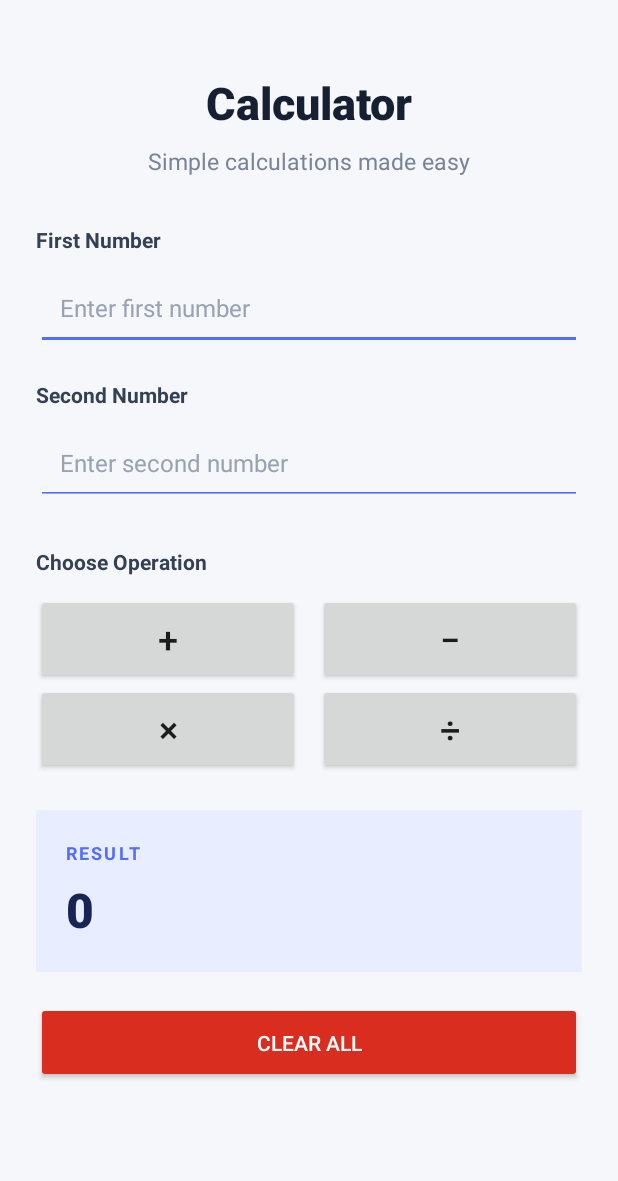
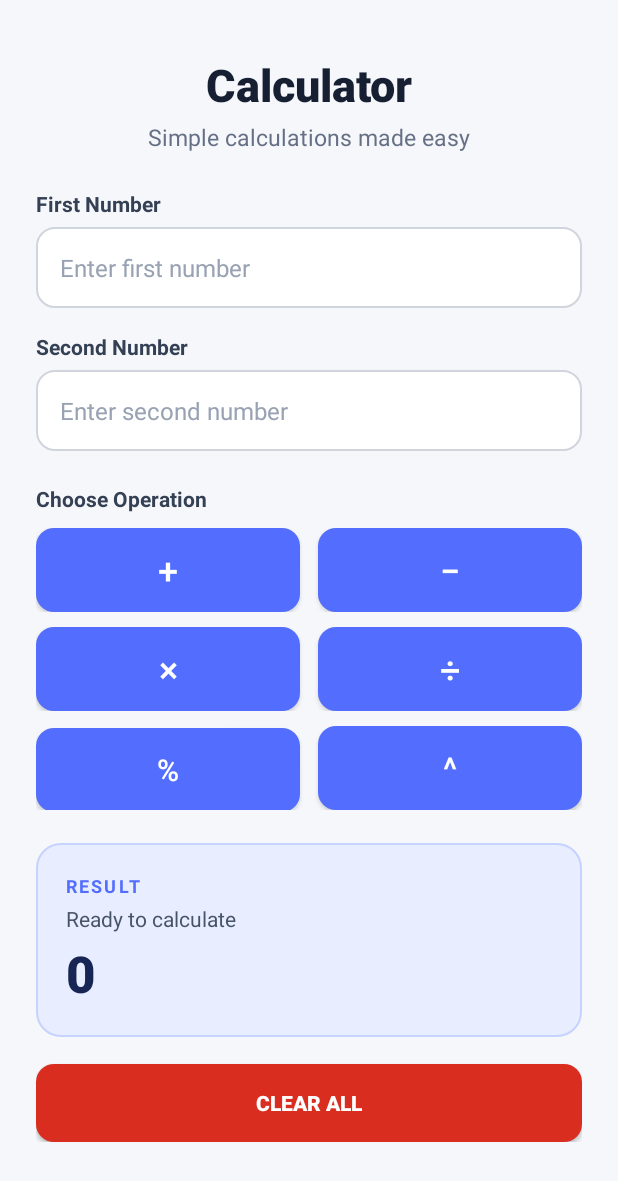
Before and after one commit to sequilhisona/Android-Calculator-App, an Android app: the screen it shows after launch (MainActivity), on a phone screen of 412 x 824 dp. Shown: the top 1181 px of the screen. Run offline under Robolectric (Android 15) with nearby library versions, the phone set to English and light mode, and no system bars.

Commit message:
Enhance UI styling, add equation preview, modulo (%) and power (^) operations

```diff
--- a/app/src/main/java/com/example/calculator/MainActivity.java
+++ b/app/src/main/java/com/example/calculator/MainActivity.java
@@ -8,63 +8,68 @@ import android.widget.TextView;
 import android.widget.Toast;
 
 /**
- * MainActivity handles user input, arithmetic operations (+, -, *, /),
- * input validation, and result display for the Calculator application.
+ * MainActivity handles user input, arithmetic operations (+, -, *, /, %, ^),
+ * equation preview, input validation, and result formatting.
  */
 public class MainActivity extends Activity {
 
-    // Input fields and result display TextView
     private EditText etNumber1;
     private EditText etNumber2;
+    private TextView tvEquation;
     private TextView tvResult;
 
     @Override
     protected void onCreate(Bundle savedInstanceState) {
         super.onCreate(savedInstanceState);
-        // Load the XML layout defined in res/layout/activity_main.xml
         setContentView(R.layout.activity_main);
 
-        // Bind XML views to Java objects using their respective IDs
         etNumber1 = findViewById(R.id.etNumber1);
         etNumber2 = findViewById(R.id.etNumber2);
+        tvEquation = findViewById(R.id.tvEquation);
         tvResult = findViewById(R.id.tvResult);
 
         Button btnAdd = findViewById(R.id.btnAdd);
         Button btnSubtract = findViewById(R.id.btnSubtract);
         Button btnMultiply = findViewById(R.id.btnMultiply);
         Button btnDivide = findViewById(R.id.btnDivide);
+        Button btnModulo = findViewById(R.id.btnModulo);
+        Button btnPower = findViewById(R.id.btnPower);
         Button btnClear = findViewById(R.id.btnClear);
 
-        // Attach click listeners for each arithmetic operation
-        btnAdd.setOnClickListener(v -> calculate('+'));
-        btnSubtract.setOnClickListener(v -> calculate('-'));
-        btnMultiply.setOnClickListener(v -> calculate('*'));
-        btnDivide.setOnClickListener(v -> calculate('/'));
+        btnAdd.setOnClickListener(v -> calculate("+", '+'));
+        btnSubtract.setOnClickListener(v -> calculate("−", '-'));
+        btnMultiply.setOnClickListener(v -> calculate("×", '*'));
+        btnDivide.setOnClickListener(v -> calculate("÷", '/'));
+        btnModulo.setOnClickListener(v -> calculate("%", '%'));
+        btnPower.setOnClickListener(v -> calculate("^", '^'));
 
-        // Reset all input fields and restore default result text
         btnClear.setOnClickListener(v -> {
             etNumber1.setText("");
             etNumber2.setText("");
+            tvEquation.setText("Ready to calculate");
             tvResult.setText("0");
         });
     }
 
-    /**
-     * Validates both numeric inputs, executes the selected arithmetic operation,
-     * and formats the output cleanly inside tvResult.
-     */
-    private void calculate(char operator) {
+    private void calculate(String symbol, char operator) {
         String input1 = etNumber1.getText().toString().trim();
         String input2 = etNumber2.getText().toString().trim();
 
-        // Prevent empty input crashes
         if (input1.isEmpty() || input2.isEmpty()) {
             Toast.makeText(this, "Please enter both numbers", Toast.LENGTH_SHORT).show();
             return;
         }
 
-        double num1 = Double.parseDouble(input1);
-        double num2 = Double.parseDouble(input2);
+        double num1;
+        double num2;
+        try {
+            num1 = Double.parseDouble(input1);
+            num2 = Double.parseDouble(input2);
+        } catch (NumberFormatException e) {
+            Toast.makeText(this, "Invalid number format", Toast.LENGTH_SHORT).show();
+            return;
+        }
+
         double result = 0;
 
         switch (operator) {
@@ -78,20 +83,37 @@ public class MainActivity extends Activity {
                 result = num1 * num2;
                 break;
             case '/':
-                // Handle division by zero safely
                 if (num2 == 0) {
+                    tvEquation.setText(formatNumber(num1) + " ÷ 0");
                     tvResult.setText("Cannot divide by 0");
                     return;
                 }
                 result = num1 / num2;
                 break;
+            case '%':
+                if (num2 == 0) {
+                    tvEquation.setText(formatNumber(num1) + " % 0");
+                    tvResult.setText("Cannot divide by 0");
+                    return;
+                }
+                result = num1 % num2;
+                break;
+            case '^':
+                result = Math.pow(num1, num2);
+                break;
         }
 
-        // Display whole numbers without trailing ".0"
-        if (result == (long) result) {
-            tvResult.setText(String.valueOf((long) result));
-        } else {
-            tvResult.setText(String.valueOf(result));
+        tvEquation.setText(formatNumber(num1) + " " + symbol + " " + formatNumber(num2) + " =");
+        tvResult.setText(formatNumber(result));
+    }
+
+    private String formatNumber(double value) {
+        if (Double.isInfinite(value) || Double.isNaN(value)) {
+            return "Error";
         }
+        if (value == (long) value) {
+            return String.valueOf((long) value);
+        }
+        return String.valueOf(value);
     }
 }
--- /dev/null
+++ b/app/src/main/res/drawable/bg_btn_clear.xml
@@ -0,0 +1,5 @@
+<?xml version="1.0" encoding="utf-8"?>
+<shape xmlns:android="http://schemas.android.com/apk/res/android" android:shape="rectangle">
+    <solid android:color="#D92D20" />
+    <corners android:radius="12dp" />
+</shape>
--- /dev/null
+++ b/app/src/main/res/drawable/bg_btn_op.xml
@@ -0,0 +1,5 @@
+<?xml version="1.0" encoding="utf-8"?>
+<shape xmlns:android="http://schemas.android.com/apk/res/android" android:shape="rectangle">
+    <solid android:color="#536DFE" />
+    <corners android:radius="12dp" />
+</shape>
--- /dev/null
+++ b/app/src/main/res/drawable/bg_input.xml
@@ -0,0 +1,6 @@
+<?xml version="1.0" encoding="utf-8"?>
+<shape xmlns:android="http://schemas.android.com/apk/res/android" android:shape="rectangle">
+    <solid android:color="#FFFFFF" />
+    <corners android:radius="12dp" />
+    <stroke android:width="1.5dp" android:color="#D0D5DD" />
+</shape>
--- /dev/null
+++ b/app/src/main/res/drawable/bg_result_card.xml
@@ -0,0 +1,6 @@
+<?xml version="1.0" encoding="utf-8"?>
+<shape xmlns:android="http://schemas.android.com/apk/res/android" android:shape="rectangle">
+    <solid android:color="#E8EDFF" />
+    <corners android:radius="16dp" />
+    <stroke android:width="1dp" android:color="#C7D2FE" />
+</shape>
--- a/app/src/main/res/layout/activity_main.xml
+++ b/app/src/main/res/layout/activity_main.xml
@@ -8,187 +8,247 @@
     <LinearLayout
         android:layout_width="match_parent"
         android:layout_height="wrap_content"
+        android:gravity="center_horizontal"
         android:orientation="vertical"
-        android:padding="24dp"
-        android:fontFamily="sans-serif">
+        android:padding="24dp">
+
+        <LinearLayout
+            android:layout_width="match_parent"
+            android:layout_height="wrap_content"
+            android:maxWidth="540dp"
+            android:orientation="vertical">
 
             <!-- Title -->
             <TextView
                 android:layout_width="match_parent"
                 android:layout_height="wrap_content"
-            android:text="Calculator"
-            android:textSize="30sp"
-            android:textStyle="bold"
-            android:textColor="#172033"
+                android:layout_marginTop="12dp"
+                android:layout_marginBottom="4dp"
                 android:fontFamily="sans-serif-medium"
                 android:gravity="center"
-            android:layout_marginTop="24dp"
-            android:layout_marginBottom="8dp" />
+                android:text="Calculator"
+                android:textColor="#172033"
+                android:textSize="30sp"
+                android:textStyle="bold" />
 
             <TextView
                 android:layout_width="match_parent"
                 android:layout_height="wrap_content"
+                android:layout_marginBottom="24dp"
+                android:gravity="center"
                 android:text="Simple calculations made easy"
-            android:textSize="15sp"
-            android:textColor="#788397"
-            android:gravity="center"
-            android:layout_marginBottom="32dp" />
+                android:textColor="#667085"
+                android:textSize="15sp" />
 
-        <!-- First number -->
+            <!-- First Number -->
             <TextView
                 android:layout_width="match_parent"
                 android:layout_height="wrap_content"
+                android:layout_marginBottom="6dp"
                 android:text="First Number"
+                android:textColor="#344054"
                 android:textSize="14sp"
-            android:textStyle="bold"
-            android:textColor="#344054"
-            android:layout_marginBottom="8dp" />
+                android:textStyle="bold" />
 
             <EditText
                 android:id="@+id/etNumber1"
                 android:layout_width="match_parent"
-            android:layout_height="56dp"
+                android:layout_height="54dp"
+                android:background="@drawable/bg_input"
+                android:fontFamily="sans-serif"
                 android:hint="Enter first number"
                 android:inputType="numberDecimal|numberSigned"
-            android:singleLine="true"
                 android:paddingLeft="16dp"
                 android:paddingRight="16dp"
-            android:textSize="16sp"
-            android:fontFamily="sans-serif"
+                android:singleLine="true"
                 android:textColor="#172033"
                 android:textColorHint="#98A2B3"
-            android:backgroundTint="#536DFE" />
+                android:textSize="16sp" />
 
-        <!-- Second number -->
+            <!-- Second Number -->
             <TextView
                 android:layout_width="match_parent"
                 android:layout_height="wrap_content"
+                android:layout_marginTop="16dp"
+                android:layout_marginBottom="6dp"
                 android:text="Second Number"
+                android:textColor="#344054"
                 android:textSize="14sp"
-            android:textStyle="bold"
-            android:textColor="#344054"
-            android:layout_marginTop="20dp"
-            android:layout_marginBottom="8dp" />
+                android:textStyle="bold" />
 
             <EditText
                 android:id="@+id/etNumber2"
                 android:layout_width="match_parent"
-            android:layout_height="56dp"
+                android:layout_height="54dp"
+                android:background="@drawable/bg_input"
+                android:fontFamily="sans-serif"
                 android:hint="Enter second number"
                 android:inputType="numberDecimal|numberSigned"
-            android:singleLine="true"
                 android:paddingLeft="16dp"
                 android:paddingRight="16dp"
-            android:textSize="16sp"
-            android:fontFamily="sans-serif"
+                android:singleLine="true"
                 android:textColor="#172033"
                 android:textColorHint="#98A2B3"
-            android:backgroundTint="#536DFE" />
+                android:textSize="16sp" />
 
             <!-- Operations -->
             <TextView
                 android:layout_width="match_parent"
                 android:layout_height="wrap_content"
+                android:layout_marginTop="22dp"
+                android:layout_marginBottom="10dp"
                 android:text="Choose Operation"
+                android:textColor="#344054"
                 android:textSize="14sp"
-            android:textStyle="bold"
-            android:textColor="#344054"
-            android:layout_marginTop="28dp"
-            android:layout_marginBottom="12dp" />
+                android:textStyle="bold" />
 
+            <!-- Row 1: + and - -->
+            <LinearLayout
+                android:layout_width="match_parent"
+                android:layout_height="wrap_content"
+                android:layout_marginBottom="10dp"
+                android:orientation="horizontal">
+
+                <Button
+                    android:id="@+id/btnAdd"
+                    android:layout_width="0dp"
+                    android:layout_height="56dp"
+                    android:layout_marginEnd="6dp"
+                    android:layout_weight="1"
+                    android:background="@drawable/bg_btn_op"
+                    android:fontFamily="sans-serif-medium"
+                    android:text="+"
+                    android:textColor="#FFFFFF"
+                    android:textSize="24sp" />
+
+                <Button
+                    android:id="@+id/btnSubtract"
+                    android:layout_width="0dp"
+                    android:layout_height="56dp"
+                    android:layout_marginStart="6dp"
+                    android:layout_weight="1"
+                    android:background="@drawable/bg_btn_op"
+                    android:fontFamily="sans-serif-medium"
+                    android:text="−"
+                    android:textColor="#FFFFFF"
+                    android:textSize="24sp" />
+            </LinearLayout>
+
+            <!-- Row 2: × and ÷ -->
+            <LinearLayout
+                android:layout_width="match_parent"
+                android:layout_height="wrap_content"
+                android:layout_marginBottom="10dp"
+                android:orientation="horizontal">
+
+                <Button
+                    android:id="@+id/btnMultiply"
+                    android:layout_width="0dp"
+                    android:layout_height="56dp"
+                    android:layout_marginEnd="6dp"
+                    android:layout_weight="1"
+                    android:background="@drawable/bg_btn_op"
+                    android:fontFamily="sans-serif-medium"
+                    android:text="×"
+                    android:textColor="#FFFFFF"
+                    android:textSize="24sp" />
+
+                <Button
+                    android:id="@+id/btnDivide"
+                    android:layout_width="0dp"
+                    android:layout_height="56dp"
+                    android:layout_marginStart="6dp"
+                    android:layout_weight="1"
+                    android:background="@drawable/bg_btn_op"
+                    android:fontFamily="sans-serif-medium"
+                    android:text="÷"
+                    android:textColor="#FFFFFF"
+                    android:textSize="24sp" />
+            </LinearLayout>
+
+            <!-- Row 3: % and ^ -->
             <LinearLayout
                 android:layout_width="match_parent"
                 android:layout_height="wrap_content"
                 android:orientation="horizontal">
 
                 <Button
-                android:id="@+id/btnAdd"
+                    android:id="@+id/btnModulo"
                     android:layout_width="0dp"
-                android:layout_height="60dp"
+                    android:layout_height="56dp"
+                    android:layout_marginEnd="6dp"
                     android:layout_weight="1"
-                android:layout_marginEnd="6dp"
-                android:text="+"
-                android:textSize="24sp"
-                android:fontFamily="sans-serif-medium" />
+                    android:background="@drawable/bg_btn_op"
+                    android:fontFamily="sans-serif-medium"
+                    android:text="%"
+                    android:textColor="#FFFFFF"
+                    android:textSize="20sp" />
 
                 <Button
-                android:id="@+id/btnSubtract"
+                    android:id="@+id/btnPower"
                     android:layout_width="0dp"
-                android:layout_height="60dp"
+                    android:layout_height="56dp"
+                    android:layout_marginStart="6dp"
                     android:layout_weight="1"
-                android:layout_marginStart="6dp"
-                android:text="−"
-                android:textSize="24sp"
-                android:fontFamily="sans-serif-medium" />
+                    android:background="@drawable/bg_btn_op"
+                    android:fontFamily="sans-serif-medium"
+                    android:text="^"
+                    android:textColor="#FFFFFF"
+                    android:textSize="22sp" />
             </LinearLayout>
 
+            <!-- Result Card -->
             <LinearLayout
                 android:layout_width="match_parent"
                 android:layout_height="wrap_content"
-            android:orientation="horizontal">
-
-            <Button
-                android:id="@+id/btnMultiply"
-                android:layout_width="0dp"
-                android:layout_height="60dp"
-                android:layout_weight="1"
-                android:layout_marginEnd="6dp"
-                android:text="×"
-                android:textSize="24sp"
-                android:fontFamily="sans-serif-medium" />
-
-            <Button
-                android:id="@+id/btnDivide"
-                android:layout_width="0dp"
-                android:layout_height="60dp"
-                android:layout_weight="1"
-                android:layout_marginStart="6dp"
-                android:text="÷"
-                android:textSize="24sp"
-                android:fontFamily="sans-serif-medium" />
-        </LinearLayout>
-
-        <!-- Result -->
-        <LinearLayout
-            android:layout_width="match_parent"
-            android:layout_height="wrap_content"
+                android:layout_marginTop="22dp"
+                android:background="@drawable/bg_result_card"
                 android:orientation="vertical"
-            android:padding="20dp"
-            android:layout_marginTop="24dp"
-            android:background="#E8EDFF">
+                android:padding="20dp">
 
                 <TextView
                     android:layout_width="match_parent"
                     android:layout_height="wrap_content"
+                    android:letterSpacing="0.12"
                     android:text="RESULT"
+                    android:textColor="#536DFE"
                     android:textSize="12sp"
-                android:textStyle="bold"
-                android:letterSpacing="0.12"
-                android:textColor="#536DFE" />
+                    android:textStyle="bold" />
+
+                <TextView
+                    android:id="@+id/tvEquation"
+                    android:layout_width="match_parent"
+                    android:layout_height="wrap_content"
+                    android:layout_marginTop="4dp"
+                    android:text="Ready to calculate"
+                    android:textColor="#475467"
+                    android:textSize="14sp" />
 
                 <TextView
                     android:id="@+id/tvResult"
                     android:layout_width="match_parent"
                     android:layout_height="wrap_content"
+                    android:layout_marginTop="4dp"
+                    android:fontFamily="sans-serif-medium"
                     android:text="0"
-                android:textSize="32sp"
-                android:textStyle="bold"
-                android:fontFamily="sans-serif-medium"
                     android:textColor="#172554"
-                android:layout_marginTop="8dp" />
+                    android:textSize="34sp"
+                    android:textStyle="bold" />
             </LinearLayout>
 
-        <!-- Clear button -->
+            <!-- Clear Button -->
             <Button
                 android:id="@+id/btnClear"
                 android:layout_width="match_parent"
-            android:layout_height="54dp"
-            android:layout_marginTop="20dp"
+                android:layout_height="52dp"
+                android:layout_marginTop="18dp"
+                android:background="@drawable/bg_btn_clear"
+                android:fontFamily="sans-serif-medium"
                 android:text="CLEAR ALL"
+                android:textColor="#FFFFFF"
                 android:textSize="14sp"
-            android:fontFamily="sans-serif-medium"
-            android:backgroundTint="#D92D20"
-            android:textColor="#FFFFFF" />
+                android:textStyle="bold" />
 
         </LinearLayout>
+    </LinearLayout>
 </ScrollView>
```
Lines whose indentation alone changed are shown as unchanged.
